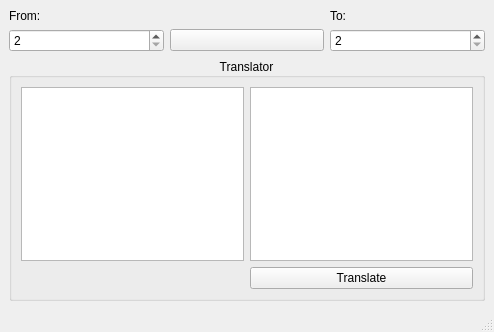
This is mainwindow.ui in Ensiforum/CompArch as Qt 5 draws it before an edit. The edited form follows.
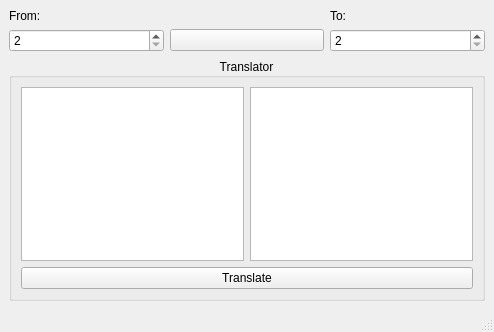
This is the edited form. Icons and pictures are not drawn.

Commit message: Add ignoring of incorrect symbols

Diff of the .ui file:
```diff
--- a/mainwindow.ui
+++ b/mainwindow.ui
@@ -94,7 +94,7 @@
        <item row="0" column="0">
         <widget class="QTextEdit" name="textInNumber"/>
        </item>
-       <item row="1" column="1">
+       <item row="1" column="0" colspan="2">
         <widget class="QPushButton" name="buttonTranslate">
          <property name="text">
           <string>Translate</string>
```
The commit also changes 2 other files.
